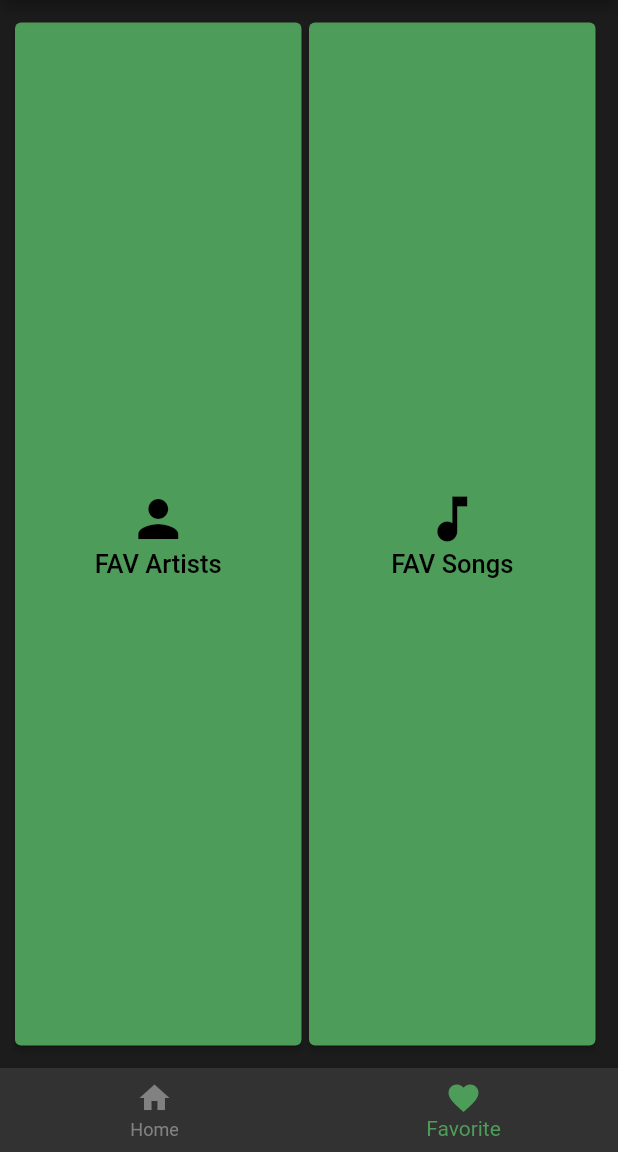
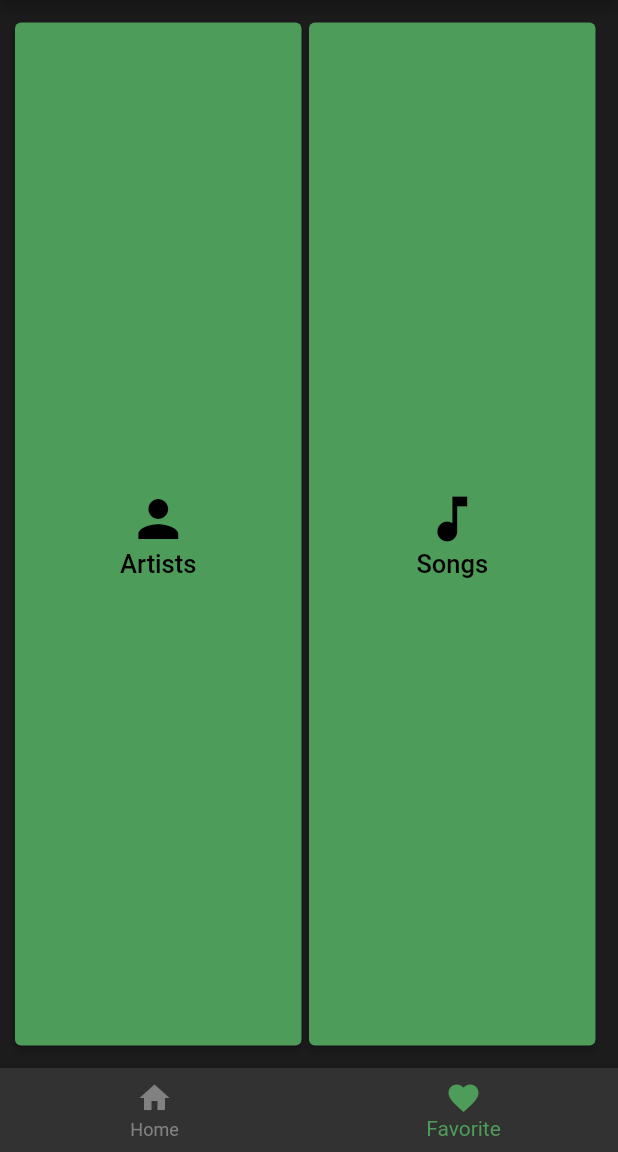
Before and after one commit to hermandyudin/flutter_group_project, a Flutter app: the screen it shows after launch, item 2 of the bottom bar chosen, on a phone screen of 412 x 824 dp, the part 84-1236 px from its top. Run offline on Flutter 3.47's test engine with Material 2 defaults, Android fonts, the light colour scheme and no system bars; our stand-ins replace get, internet_connection_checker, shared_preferences; network calls fail; Roboto replaces fonts that are missing (Montserrat).

Commit message:
[CHANGED]: title in favorites

```diff
--- a/lib/favorite_page.dart
+++ b/lib/favorite_page.dart
@@ -49,7 +49,7 @@ class FavoriteNew extends State<FavoriteNewStateful> {
                       color: Colors.black,
                       size: 40,
                     ),
-                    Text("FAV Artists".tr, textAlign: TextAlign.center,
+                    Text("Artists".tr, textAlign: TextAlign.center,
                         style: const TextStyle(fontSize: 17, color: Colors.black)),
                   ])),
           const Spacer(),
@@ -70,7 +70,7 @@ class FavoriteNew extends State<FavoriteNewStateful> {
                       color: Colors.black,
                       size: 40,
                     ),
-                    Text("FAV Songs".tr, textAlign: TextAlign.center,
+                    Text("Songs".tr, textAlign: TextAlign.center,
                         style: const TextStyle(fontSize: 17, color: Colors.black)),
                   ])),
         ])));
--- a/lib/localization.dart
+++ b/lib/localization.dart
@@ -9,8 +9,8 @@ class Messages extends Translations {
       "Change Theme" : "Change Theme",
       'Home' : 'Home',
       'Favorite' : 'Favorite',
-      "FAV Artists" : "FAV Artists",
-      "FAV Songs" : "FAV Songs",
+      "Artists" : "Artists",
+      "Songs" : "Songs",
       'No internet connection' : 'No internet connection',
       'Please, check your internet connection, and refresh the page' : 'Please, check your internet connection, and refresh the page',
       'Search ' : 'Search ',
@@ -21,8 +21,8 @@ class Messages extends Translations {
       "Change Theme" : "Сменить Тему",
       'Home' : 'Главная',
       'Favorite' : 'Избранное',
-      "FAV Artists" : "Любимые артисты",
-      "FAV Songs" : "Любимые песни",
+      "Artists" : "Артисты",
+      "Songs" : "Песни",
       'No internet connection' : 'Нет соединения с интернетом',
       'Please, check your internet connection, and refresh the page' : 'Пожалуйста, проверьте соединение с интернетом и перезагрузите страницу',
       'Search ' : 'Поиск '
```
